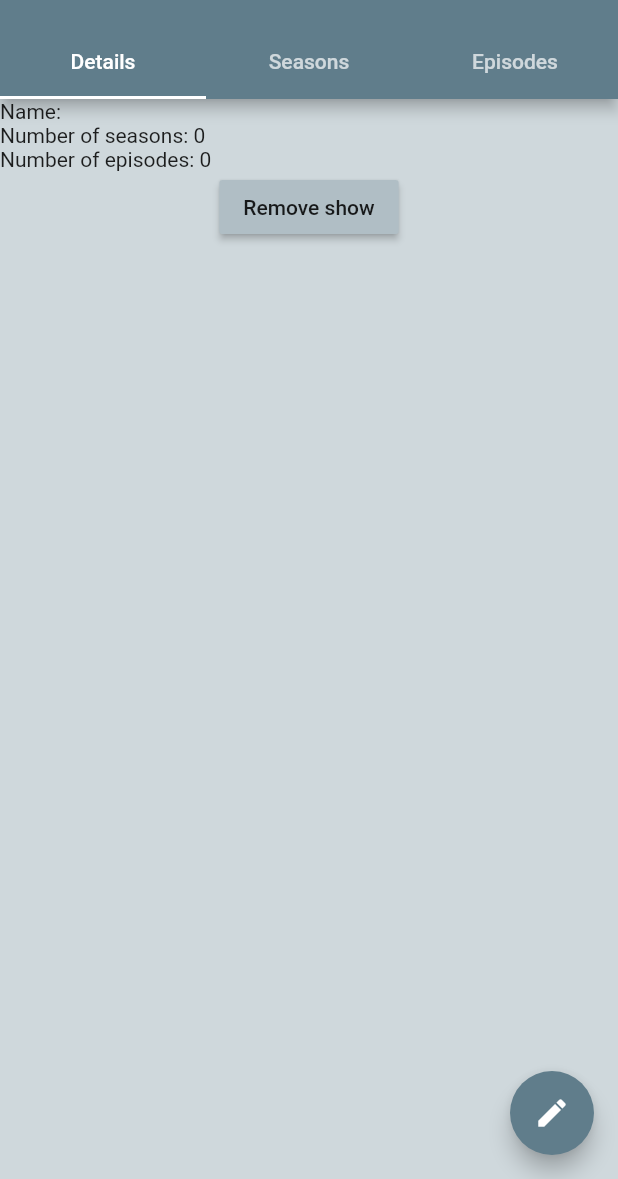
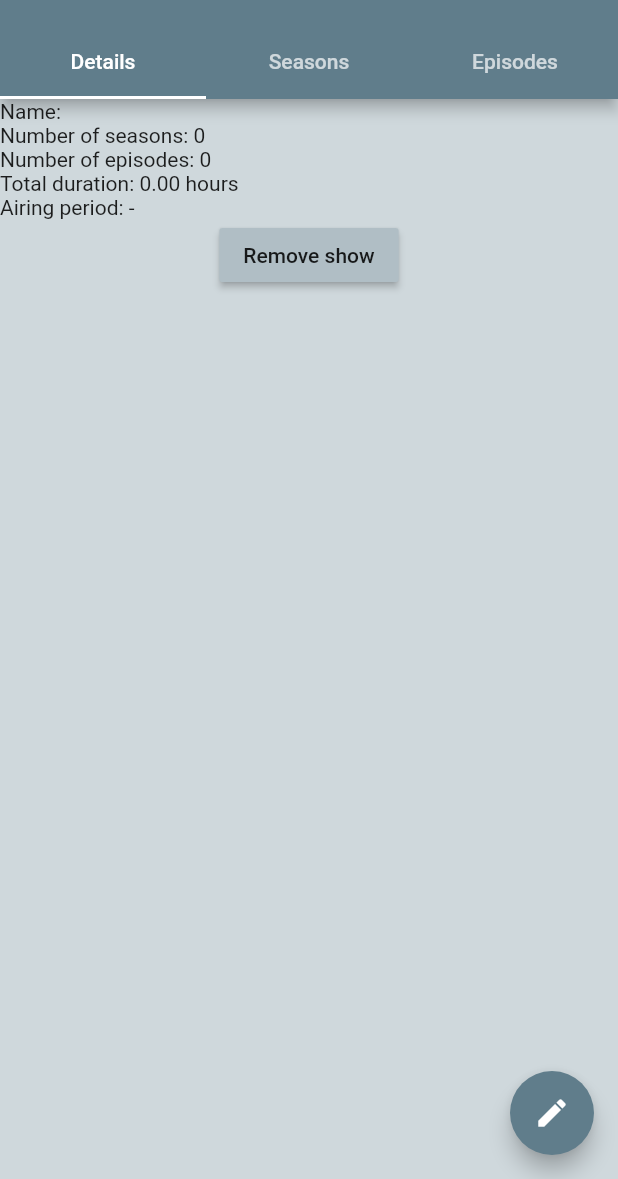
Before and after one commit to ericomoura/epitrack, a Flutter app: the ShowDetailsScreen screen opened directly with empty values, on a phone screen of 412 x 824 dp, the part 57-1236 px from its top. Run offline on Flutter 3.47's test engine with Material 2 defaults, Android fonts, the phone set to English and light mode, and no system bars; generated files the repository leaves out were written again.

Commit message:
Added total duration and airing period to season and show details

```diff
--- a/lib/main.dart
+++ b/lib/main.dart
@@ -5,6 +5,7 @@ import 'package:flutter/material.dart';
 import 'package:flutter/services.dart';
 import 'package:path_provider/path_provider.dart';
 import 'package:json_annotation/json_annotation.dart';
+import 'package:intl/intl.dart';
 
 part 'main.g.dart';
 
@@ -259,9 +260,18 @@ class _ShowDetailsScreenState extends State<ShowDetailsScreen>{
             Text('Number of seasons: '),
             Text('${this._show.getNumberOfSeasons()}'),
           ]),
-          Row(children: [
+          Row(children: [  // Number of episodes
             Text('Number of episodes: '),
             Text('${this._show.getNumberOfEpisodes()}'),
+          ]),
+          Row(children: [  // Total duration
+            Text('Total duration: '),
+            Text('${Utils.truncateDecimals(this._show.getTotalDurationHours(), 2)}'),
+            Text(' hours')
+          ]),
+          Row(children: [
+            Text('Airing period: '),
+            Text('${this._show.getAiringPeriod()}')
           ]),
           RaisedButton(  // Remove show button
             color: Constants.highlightColor,
@@ -580,7 +590,6 @@ class _SeasonDetailsScreenState extends State<SeasonDetailsScreen>{
 
   @override
   Widget build(BuildContext context){
-    print(_season.getParentShow());
     return Scaffold(
       appBar: AppBar(
         title: Text(
@@ -614,6 +623,15 @@ class _SeasonDetailsScreenState extends State<SeasonDetailsScreen>{
           Row(children: [  // Number of episodes
             Text('Number of episodes: '),
             Text('${this._season.getNumberOfEpisodes()}'),
+          ]),
+          Row(children: [
+            Text('Total duration: '),
+            Text('${Utils.truncateDecimals(this._season.getTotalDurationHours(), 2)}'),
+            Text(' hours')
+          ]),
+          Row(children: [
+            Text('Airing period: '),
+            Text('${this._season.getAiringPeriod()}')
           ]),
           RaisedButton(  // Remove season button
             color: Constants.highlightColor,
@@ -843,7 +861,7 @@ class _NewEpisodeScreenState extends State<NewEpisodeScreen>{
                 }
               }
             )),
-            Text('seconds')
+            Text('minutes')
           ]),
           RaisedButton(  // Submit button
             color: Constants.highlightColor,
@@ -932,13 +950,13 @@ class _EpisodeDetailsScreenState extends State<EpisodeDetailsScreen>{
             Text('Watched: '),
             Text('${this._episode.watched}'),
           ]),
-          Row(children: [  // Aired
-            Text('Aired on: '),
+          Row(children: [  // Airing date
+            Text('Airing date: '),
             Text('${this._episode.getAiringDateAndTime().getDateAndTimeString()}'),
           ]),
           Row(children: [  // Duration
             Text('Duration: '),
-            Text((this._episode.getDuration() == null ? '-' : '${this._episode.getDuration()}')),
+            Text((this._episode.getDurationMinutes() == null ? '-' : '${this._episode.getDurationMinutes()}')),
             Text(' minutes')
           ]),
           RaisedButton(  // Remove episode
@@ -993,7 +1011,7 @@ class _EditEpisodeScreenState extends State<EditEpisodeScreen>{
 
     // Initializes form values
     this._episodeName = this._episode.getName();
-    this._episodeDuration = this._episode.getDuration();
+    this._episodeDuration = this._episode.getDurationMinutes();
     this._selectedSeason = this._episode.getParentSeason() == null ? this._seasons[0] : this._episode.getParentSeason();
     this._selectedType = this._episode.getType();
     this._selectedDateAndTime = this._episode.getAiringDateAndTime();
@@ -1122,7 +1140,7 @@ class _EditEpisodeScreenState extends State<EditEpisodeScreen>{
                 }
               }
             )),
-            Text('seconds')
+            Text('minutes')
           ]),
           RaisedButton(  // Submit button
             color: Constants.highlightColor,
@@ -1136,7 +1154,7 @@ class _EditEpisodeScreenState extends State<EditEpisodeScreen>{
                   this._episode.setName(this._episodeName);
                   this._episode.setType(this._selectedType);
                   this._episode.setAiringDateAndTime(this._selectedDateAndTime);
-                  this._episode.setDuration(this._episodeDuration);
+                  this._episode.setDurationMinutes(this._episodeDuration);
 
                   Utils.saveShowsToJson();
                   Navigator.pop(context);
@@ -1309,15 +1327,38 @@ class Show {
     });
   }
 
-  int getNumberOfSeasons() => this.seasons.length;
+  int getNumberOfSeasons() => this.getSeasons().length;
   // Returns the total number of episodes (show itself and each season)
   int getNumberOfEpisodes(){
-    int totalNumber = this.episodes.length;
+    int totalNumber = this.getEpisodes().length;
     for(Season season in this.seasons){
       totalNumber += season.getNumberOfEpisodes();
     }
 
     return totalNumber;
+  }
+
+  // Returns total duration of all episodes and seasons in the show in hours
+  double getTotalDurationHours(){
+    return (this.getEpisodes().fold(0, (sum, episode) => sum + episode.getDurationMinutes(allowNull: false)) / 60)
+      + this.getSeasons().fold(0, (sum, season) => sum + season.getTotalDurationHours());
+  }
+
+  // Returns the dates of the first and last episodes of the season (e.g. 'yyyy-mm-dd to yyyy-mm-dd')
+  String getAiringPeriod(){
+    List<Episode> episodesWithDate = this.getEpisodes().where((element) => element.getAiringDateAndTime().hasDate()).toList();  // Episodes without a season
+    // All seasons' episodes
+    for(Season season in this.getSeasons()){
+      episodesWithDate.addAll(season.getEpisodes().where((element) => element.getAiringDateAndTime().hasDate()));
+    }
+    episodesWithDate.sort(Comparators.compareEpisodesAiringDateAndTime);
+
+    if(episodesWithDate.isEmpty){  // No episodes with dates
+      return '-';
+    }
+    else{
+      return '${episodesWithDate.first.getAiringDateAndTime().getDateString()} to ${episodesWithDate.last.getAiringDateAndTime().getDateString()}';
+    }
   }
 
   @override
@@ -1371,6 +1412,22 @@ class Season{
 
   // Returns the total number of episodes in the season
   int getNumberOfEpisodes() => this.episodes.length;
+  // Returns the total duration of all episodes in the season in hours.
+  double getTotalDurationHours() => this.getEpisodes().fold(0, (sum, episode) => sum + episode.getDurationMinutes(allowNull: false)) / 60;
+
+  // Returns the dates of the first and last episodes of the season (e.g. 'yyyy-mm-dd to yyyy-mm-dd')
+  String getAiringPeriod(){
+    List<Episode> episodesWithDate = this.getEpisodes().where((element) => element.getAiringDateAndTime().hasDate()).toList();
+    episodesWithDate.sort(Comparators.compareEpisodesAiringDateAndTime);
+
+    if(episodesWithDate.isEmpty){  // No episodes with dates
+      return '-';
+    }
+    else{
+      return '${episodesWithDate.first.getAiringDateAndTime().getDateString()} to ${episodesWithDate.last.getAiringDateAndTime().getDateString()}';
+    }
+  }
+
 
   // Prints number of season and name if it has one (e.g. S01: Season Name)
   String toString() => this.name.isEmpty ? 'S'+this.number.toString() : 'S'+this.number.toString()+': '+this.name;
@@ -1416,8 +1473,8 @@ class Episode{
   DateAndTime getAiringDateAndTime() => this.airingDateAndTime;
   void setAiringDateAndTime(DateAndTime newDateAndTime) => this.airingDateAndTime = newDateAndTime;
 
-  int getDuration() => this.durationMinutes;
-  void setDuration(int newDuration) => this.durationMinutes = newDuration;
+  int getDurationMinutes({bool allowNull=true}) => (this.durationMinutes == null && allowNull == false) ? 0 : this.durationMinutes;
+  void setDurationMinutes(int newDuration) => this.durationMinutes = newDuration;
 
   Show getParentShow() => this.parentShow;
   void setParentShow(Show show) => this.parentShow = show;
@@ -1673,25 +1730,13 @@ class Utils{
     return show.getSeasons().singleWhere((element) => element.getNumber() == number);
   }
 
-  // Adds zeros to the left of a number until it reaches 'numberOfDigits'. Doesn't add anything if it already has at least 'numberOfDigits' digits.
+  // Formats digits to four digits always
   static String padLeadingZeros(var input, int numberOfDigits){
-    var num = input;
-    int inputDigits = 0;
-    int zerosToAdd = 0;
-
-    // Special case for numbers with zero before the decimal separator
-    if(input >= 0 && input < 1){
-      return '0' + input.toString();
-    }
-
-    // Counts number of digits on the input number
-    while(num >= 1){
-      inputDigits += 1;
-      num ~/= 10;
-    }
-
-    zerosToAdd = numberOfDigits - inputDigits;
-    return '0'*zerosToAdd + input.toString();
+    return NumberFormat('0'*numberOfDigits).format(input);
+  }
+  // Formats decimals to two digits always
+  static String truncateDecimals(double input, int numberOfDecimals){
+    return NumberFormat('0.' + '0'*numberOfDecimals).format(input);
   }
 
   // Sets the number for every item in a list in order starting from 'initialNumber'
--- a/pubspec.yaml
+++ b/pubspec.yaml
@@ -28,6 +28,7 @@ dependencies:
   cupertino_icons: ^0.1.3
   json_annotation:
   path_provider:
+  intl:
 
 dev_dependencies:
   flutter_test:
```
Also changed, not shown: pubspec.lock.
